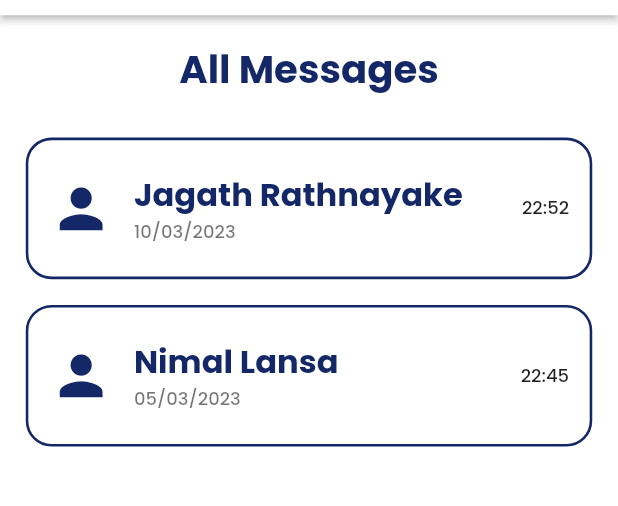
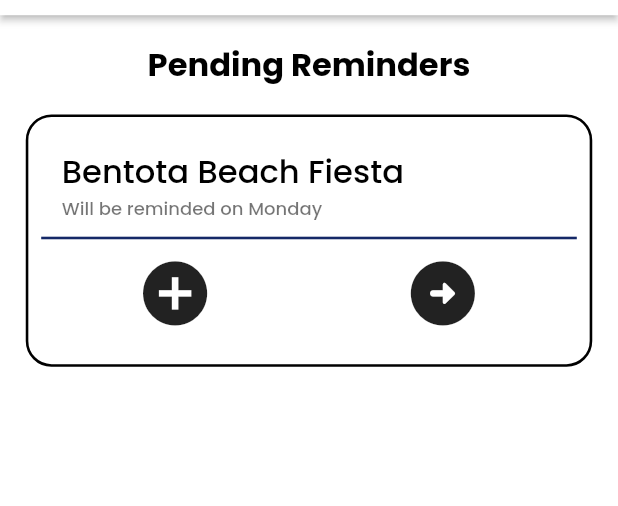
Before and after one commit to danushaMalshan/codesprin7-bugzfree, a Flutter app: the screen it shows after launch, on a phone screen of 412 x 824 dp, the part 62-568 px from its top. Run offline on Flutter 3.47's test engine with Material 2 defaults, Android fonts, the phone set to English and light mode, and no system bars; our stand-ins replace carousel_slider, flutter_svg, google_maps_flutter, responsive_framework.

Commit message:
Half done Pending Reminder page

```diff
--- a/together/lib/main.dart
+++ b/together/lib/main.dart
@@ -10,6 +10,7 @@ import 'package:together/screens/publish_event.dart';
 import 'package:together/screens/select_category.dart';
 import 'package:together/screens/auth/firstscreen.dart';
 import 'package:together/screens/all_messages.dart';
+import 'package:together/screens/pending_reminders.dart';
 import '/screens/home_screen.dart';
 
 void main() {
@@ -51,7 +52,7 @@ class MyApp extends StatelessWidget {
           color: const Color(0xFFF5F5F5),
         ),
       ),
-      home: myAllMessages(),
+      home: PendingReminders(),
     );
   }
 }
--- /dev/null
+++ b/together/lib/screens/pending_reminders.dart
@@ -0,0 +1,92 @@
+import 'package:flutter/material.dart';
+import 'package:together/components/appbar.dart';
+
+class PendingReminders extends StatefulWidget {
+  const PendingReminders({Key? key}) : super(key: key);
+
+  @override
+  State<PendingReminders> createState() => _PendingRemindersState();
+}
+
+class _PendingRemindersState extends State<PendingReminders> {
+  @override
+  Widget build(BuildContext context) {
+    return Scaffold(
+      appBar: myAppBar(),
+      body: SafeArea(
+        child: SizedBox(
+          height: double.infinity,
+          width: double.infinity,
+          child: ListView(
+            children: <Widget>[
+              Container(
+                margin: const EdgeInsets.symmetric(
+                    vertical: 20.0, horizontal: 10.0),
+                child: Text(
+                  'Pending Reminders',
+                  textAlign: TextAlign.center,
+                  style: messagePreviewTextStyle(),
+                ),
+              ),
+              Container(
+                margin: const EdgeInsets.symmetric(horizontal: 20.0),
+                padding: const EdgeInsets.symmetric(
+                    vertical: 20.0, horizontal: 10.0),
+                width: double.infinity,
+                decoration: BoxDecoration(
+                  borderRadius: BorderRadius.circular(20.0),
+                  border: Border.all(width: 2),
+                ),
+                child: Column(
+                  children: <Widget>[
+                    ListTile(
+                      title: Text('Bentota Beach Fiesta', style: forEventName(),),
+                      subtitle: Text('Will be reminded on Monday'),
+                    ),
+                    const Divider(
+                      color: Color(0xff142867),
+                      thickness: 2.0,
+                    ),
+                    Container(
+                      margin: const EdgeInsets.symmetric(vertical: 5.0),
+                      child: Row(
+                        mainAxisAlignment: MainAxisAlignment.spaceAround,
+                        children: <Widget>[
+
+                          Icon(
+                            Icons.add_circle,
+                            size: 60.0,
+                          ),
+                          Icon(
+                            Icons.arrow_circle_right_rounded,
+                            size: 60.0,
+                          ),
+                        ],
+                      ),
+                    ),
+                  ],
+                ),
+              ),
+            ],
+          ),
+        ),
+      ),
+    );
+  }
+}
+
+TextStyle messagePreviewTextStyle() {
+  return const TextStyle(
+    fontSize: 25.0,
+    fontWeight: FontWeight.bold,
+    color: Colors.black,
+  );
+}
+
+TextStyle forEventName() {
+  return const TextStyle(
+    fontSize: 25.0,
+    // fontWeight: FontWeight.bold,
+    color: Colors.black,
+  );
+}
```
Also changed, not shown: 2 other files.
